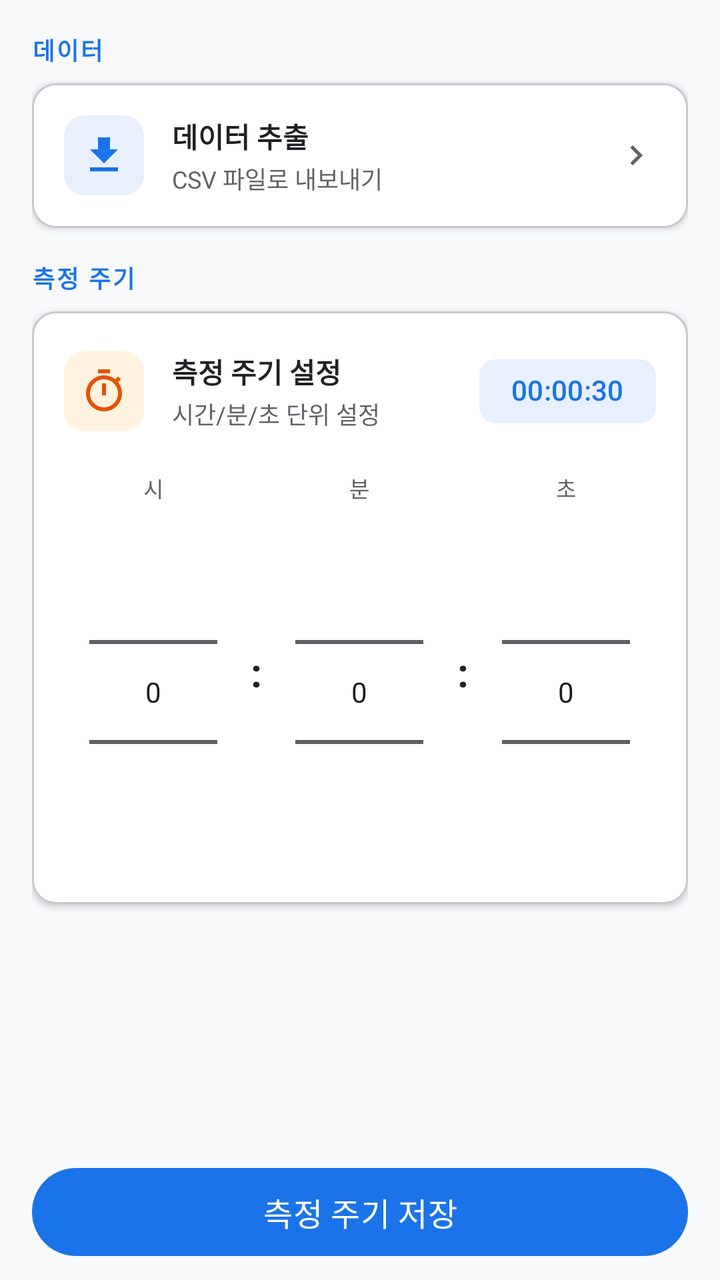
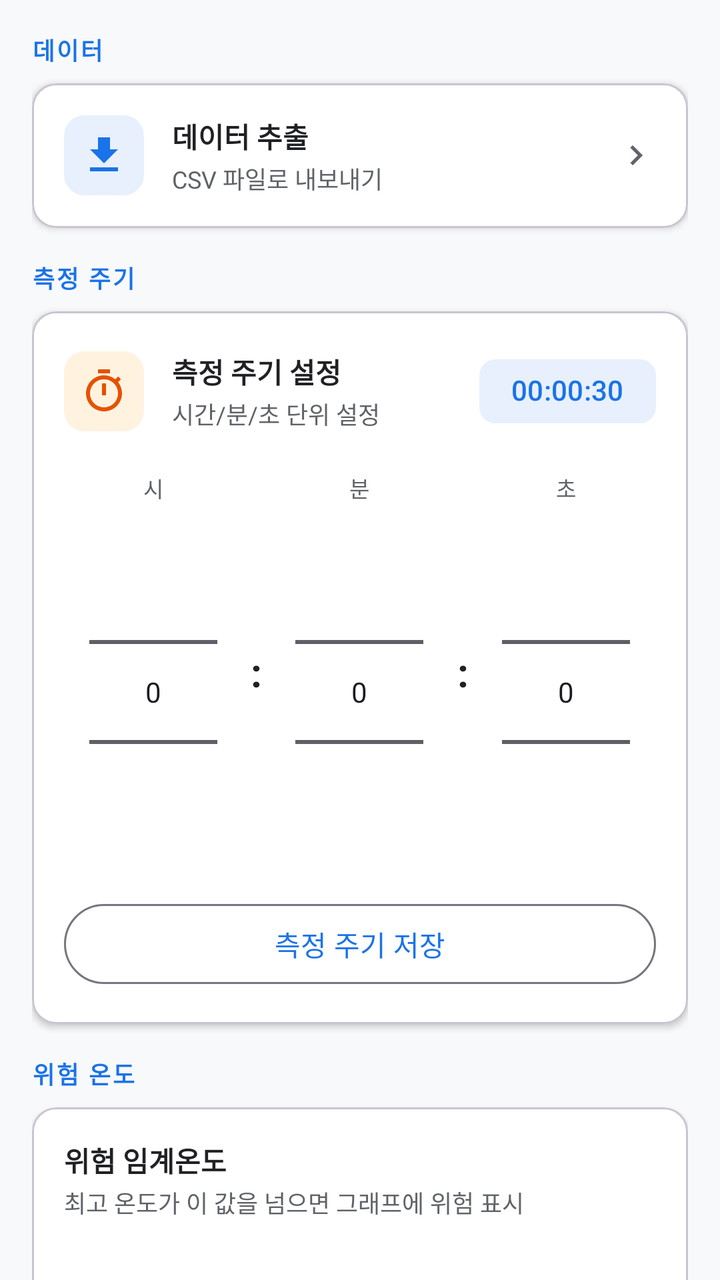

The first picture is an Android layout as it rendered before a commit; the second is the same layout after the commit. The layout source and the unified diff follow.
<!-- AndroidManifest.xml: application theme Theme.IN_GPS -->
<!-- res/layout/fragment_settings.xml -->
<?xml version="1.0" encoding="utf-8"?>
<androidx.constraintlayout.widget.ConstraintLayout
    xmlns:android="http://schemas.android.com/apk/res/android"
    xmlns:app="http://schemas.android.com/apk/res-auto"
    android:layout_width="match_parent"
    android:layout_height="match_parent"
    android:background="@color/color_surface">

    <androidx.core.widget.NestedScrollView
        android:id="@+id/scroll_view"
        android:layout_width="0dp"
        android:layout_height="0dp"
        android:clipToPadding="false"
        app:layout_constraintTop_toTopOf="parent"
        app:layout_constraintBottom_toTopOf="@id/btn_save_interval"
        app:layout_constraintStart_toStartOf="parent"
        app:layout_constraintEnd_toEndOf="parent">

        <LinearLayout
            android:layout_width="match_parent"
            android:layout_height="wrap_content"
            android:orientation="vertical"
            android:paddingHorizontal="16dp"
            android:paddingTop="16dp"
            android:paddingBottom="8dp">

            
            <TextView
                android:layout_width="wrap_content"
                android:layout_height="wrap_content"
                android:layout_marginBottom="8dp"
                android:text="데이터"
                android:textColor="@color/color_primary"
                android:textSize="12sp"
                android:textStyle="bold"
                android:letterSpacing="0.08" />

            
            <com.google.android.material.card.MaterialCardView
                android:id="@+id/card_data_export"
                android:layout_width="match_parent"
                android:layout_height="wrap_content"
                android:layout_marginBottom="16dp"
                app:cardCornerRadius="12dp"
                app:cardBackgroundColor="@color/color_card_bg"
                app:cardElevation="2dp">

                <LinearLayout
                    android:layout_width="match_parent"
                    android:layout_height="wrap_content"
                    android:orientation="horizontal"
                    android:gravity="center_vertical"
                    android:padding="16dp">

                    <androidx.cardview.widget.CardView
                        android:layout_width="40dp"
                        android:layout_height="40dp"
                        app:cardCornerRadius="10dp"
                        app:cardBackgroundColor="@color/color_primary_light"
                        app:cardElevation="0dp">

                        <ImageView
                            android:layout_width="24dp"
                            android:layout_height="24dp"
                            android:layout_gravity="center"
                            android:src="@drawable/ic_download"
                            android:contentDescription="@null"
                            app:tint="@color/color_primary" />
                    </androidx.cardview.widget.CardView>

                    <LinearLayout
                        android:layout_width="0dp"
                        android:layout_height="wrap_content"
                        android:layout_weight="1"
                        android:orientation="vertical"
                        android:layout_marginStart="14dp">

                        <TextView
                            android:layout_width="wrap_content"
                            android:layout_height="wrap_content"
                            android:text="데이터 추출"
                            android:textColor="@color/color_text_primary"
                            android:textSize="14sp"
                            android:textStyle="bold" />

                        <TextView
                            android:layout_width="wrap_content"
                            android:layout_height="wrap_content"
                            android:layout_marginTop="2dp"
                            android:text="CSV 파일로 내보내기"
                            android:textColor="@color/color_text_secondary"
                            android:textSize="12sp" />
                    </LinearLayout>

                    <ImageView
                        android:layout_width="20dp"
                        android:layout_height="20dp"
                        android:src="@drawable/ic_chevron_right"
                        android:contentDescription="@null"
                        app:tint="@color/color_text_secondary" />
                </LinearLayout>
            </com.google.android.material.card.MaterialCardView>

            
            <TextView
                android:layout_width="wrap_content"
                android:layout_height="wrap_content"
                android:layout_marginBottom="8dp"
                android:text="측정 주기"
                android:textColor="@color/color_primary"
                android:textSize="12sp"
                android:textStyle="bold"
                android:letterSpacing="0.08" />

            
            <com.google.android.material.card.MaterialCardView
                android:id="@+id/card_interval"
                android:layout_width="match_parent"
                android:layout_height="wrap_content"
                android:layout_marginBottom="16dp"
                app:cardCornerRadius="12dp"
                app:cardBackgroundColor="@color/color_card_bg"
                app:cardElevation="2dp">

                <LinearLayout
                    android:layout_width="match_parent"
                    android:layout_height="wrap_content"
                    android:orientation="vertical"
                    android:padding="16dp">

                    
                    <LinearLayout
                        android:layout_width="match_parent"
                        android:layout_height="wrap_content"
                        android:orientation="horizontal"
                        android:gravity="center_vertical"
                        android:layout_marginBottom="16dp">

                        <androidx.cardview.widget.CardView
                            android:layout_width="40dp"
                            android:layout_height="40dp"
                            app:cardCornerRadius="10dp"
                            app:cardBackgroundColor="@color/color_timer_bg"
                            app:cardElevation="0dp">

                            <ImageView
                                android:layout_width="24dp"
                                android:layout_height="24dp"
                                android:layout_gravity="center"
                                android:src="@drawable/ic_timer"
                                android:contentDescription="@null"
                                app:tint="@color/color_frame_temp_text" />
                        </androidx.cardview.widget.CardView>

                        <LinearLayout
                            android:layout_width="0dp"
                            android:layout_height="wrap_content"
                            android:layout_weight="1"
                            android:orientation="vertical"
                            android:layout_marginStart="14dp">

                            <TextView
                                android:layout_width="wrap_content"
                                android:layout_height="wrap_content"
                                android:text="측정 주기 설정"
                                android:textColor="@color/color_text_primary"
                                android:textSize="14sp"
                                android:textStyle="bold" />

                            <TextView
                                android:layout_width="wrap_content"
                                android:layout_height="wrap_content"
                                android:layout_marginTop="2dp"
                                android:text="시간/분/초 단위 설정"
                                android:textColor="@color/color_text_secondary"
                                android:textSize="12sp" />
                        </LinearLayout>

                        <com.google.android.material.chip.Chip
                            android:id="@+id/chip_current_interval"
                            android:layout_width="wrap_content"
                            android:layout_height="wrap_content"
                            android:text="00:00:30"
                            android:textColor="@color/color_primary"
                            app:chipBackgroundColor="@color/color_primary_light"
                            app:chipStrokeWidth="0dp" />
                    </LinearLayout>

                    
                    <LinearLayout
                        android:layout_width="match_parent"
                        android:layout_height="wrap_content"
                        android:orientation="horizontal"
                        android:gravity="center">

                        <LinearLayout
                            android:layout_width="0dp"
                            android:layout_height="wrap_content"
                            android:layout_weight="1"
                            android:orientation="vertical"
                            android:gravity="center">

                            <TextView
                                android:layout_width="wrap_content"
                                android:layout_height="wrap_content"
                                android:layout_marginBottom="4dp"
                                android:text="시"
                                android:textColor="@color/color_text_secondary"
                                android:textSize="11sp" />

                            <NumberPicker
                                android:id="@+id/picker_hours"
                                android:layout_width="wrap_content"
                                android:layout_height="wrap_content" />
                        </LinearLayout>

                        <TextView
                            android:layout_width="wrap_content"
                            android:layout_height="wrap_content"
                            android:layout_marginHorizontal="4dp"
                            android:text=":"
                            android:textColor="@color/color_text_primary"
                            android:textSize="20sp"
                            android:textStyle="bold" />

                        <LinearLayout
                            android:layout_width="0dp"
                            android:layout_height="wrap_content"
                            android:layout_weight="1"
                            android:orientation="vertical"
                            android:gravity="center">

                            <TextView
                                android:layout_width="wrap_content"
                                android:layout_height="wrap_content"
                                android:layout_marginBottom="4dp"
                                android:text="분"
                                android:textColor="@color/color_text_secondary"
                                android:textSize="11sp" />

                            <NumberPicker
                                android:id="@+id/picker_minutes"
                                android:layout_width="wrap_content"
                                android:layout_height="wrap_content" />
                        </LinearLayout>

                        <TextView
                            android:layout_width="wrap_content"
                            android:layout_height="wrap_content"
                            android:layout_marginHorizontal="4dp"
                            android:text=":"
                            android:textColor="@color/color_text_primary"
                            android:textSize="20sp"
                            android:textStyle="bold" />

                        <LinearLayout
                            android:layout_width="0dp"
                            android:layout_height="wrap_content"
                            android:layout_weight="1"
                            android:orientation="vertical"
                            android:gravity="center">

                            <TextView
                                android:layout_width="wrap_content"
                                android:layout_height="wrap_content"
                                android:layout_marginBottom="4dp"
                                android:text="초"
                                android:textColor="@color/color_text_secondary"
                                android:textSize="11sp" />

                            <NumberPicker
                                android:id="@+id/picker_seconds"
                                android:layout_width="wrap_content"
                                android:layout_height="wrap_content" />
                        </LinearLayout>
                    </LinearLayout>
                </LinearLayout>
            </com.google.android.material.card.MaterialCardView>

        </LinearLayout>
    </androidx.core.widget.NestedScrollView>

    <com.google.android.material.button.MaterialButton
        android:id="@+id/btn_save_interval"
        style="@style/Widget.INGPS.Button.Pill"
        android:layout_width="0dp"
        android:layout_height="52dp"
        android:layout_marginHorizontal="16dp"
        android:layout_marginTop="8dp"
        android:layout_marginBottom="8dp"
        android:text="측정 주기 저장"
        android:textSize="16sp"
        app:layout_constraintBottom_toBottomOf="parent"
        app:layout_constraintStart_toStartOf="parent"
        app:layout_constraintEnd_toEndOf="parent" />

</androidx.constraintlayout.widget.ConstraintLayout>
<!-- resources referenced by this layout -->
<resources>
  <color name="color_card_bg">#FFFFFF</color>
  <color name="color_frame_temp_text">#E65100</color>
  <color name="color_primary">#1A73E8</color>
  <color name="color_primary_light">#E8F0FE</color>
  <color name="color_surface">#F8F9FA</color>
  <color name="color_text_primary">#202124</color>
  <color name="color_text_secondary">#5F6368</color>
  <color name="color_timer_bg">#FFF3E0</color>
  <!-- drawable ic_chevron_right (drawable) -->
  <?xml version="1.0" encoding="utf-8"?>
  <vector xmlns:android="http://schemas.android.com/apk/res/android"
      android:width="24dp"
      android:height="24dp"
      android:viewportWidth="24"
      android:viewportHeight="24">
      <path
          android:fillColor="#FF000000"
          android:pathData="M10,6L8.59,7.41 13.17,12l-4.58,4.59L10,18l6,-6z" />
  </vector>
  <!-- drawable ic_download (drawable) -->
  <?xml version="1.0" encoding="utf-8"?>
  <vector xmlns:android="http://schemas.android.com/apk/res/android"
      android:width="24dp"
      android:height="24dp"
      android:viewportWidth="24"
      android:viewportHeight="24">
      <path
          android:fillColor="#FF000000"
          android:pathData="M19,9h-4V3H9v6H5l7,7 7,-7zM5,18v2h14v-2H5z" />
  </vector>
  <!-- drawable ic_timer (drawable) -->
  <?xml version="1.0" encoding="utf-8"?>
  <vector xmlns:android="http://schemas.android.com/apk/res/android"
      android:width="24dp"
      android:height="24dp"
      android:viewportWidth="24"
      android:viewportHeight="24">
      <path
          android:fillColor="#FF000000"
          android:pathData="M15,1H9v2h6V1zM11,14h2V8h-2v6zM19.03,7.39l1.42,-1.42c-0.43,-0.51 -0.9,-0.99 -1.41,-1.41l-1.42,1.42C16.07,4.74 14.12,4 12,4c-4.97,0 -9,4.03 -9,9s4.02,9 9,9 9,-4.03 9,-9c0,-2.12 -0.74,-4.07 -1.97,-5.61zM12,20c-3.87,0 -7,-3.13 -7,-7s3.13,-7 7,-7 7,3.13 7,7 -3.13,7 -7,7z" />
  </vector>
  <style name="Widget.INGPS.Button.Pill" parent="Widget.Material3.Button">
          <item name="cornerRadius">26dp</item>
          <item name="backgroundTint">@color/color_primary</item>
      </style>
  <style name="Theme.IN_GPS" parent="Base.Theme.IN_GPS" />
  <style name="Base.Theme.IN_GPS" parent="Theme.Material3.Light.NoActionBar">
          <item name="colorPrimary">@color/color_primary</item>
          <item name="colorSurface">@color/color_surface</item>
          <item name="colorOnPrimary">@color/white</item>
          <item name="colorOnSurface">@color/color_text_primary</item>
          <item name="android:windowBackground">@color/color_surface</item>
      </style>
  <color name="white">#FFFFFFFF</color>
</resources>

<!-- the commit's change to res/layout/fragment_settings.xml (unified diff, before → after) -->
@@ -12,7 +12,7 @@
         android:layout_height="0dp"
         android:clipToPadding="false"
         app:layout_constraintTop_toTopOf="parent"
-        app:layout_constraintBottom_toTopOf="@id/btn_save_interval"
+        app:layout_constraintBottom_toBottomOf="parent"
         app:layout_constraintStart_toStartOf="parent"
         app:layout_constraintEnd_toEndOf="parent">
 
@@ -274,24 +274,91 @@
                                 android:layout_height="wrap_content" />
                         </LinearLayout>
                     </LinearLayout>
+
+                    <com.google.android.material.button.MaterialButton
+                        android:id="@+id/btn_save_interval"
+                        style="@style/Widget.Material3.Button.OutlinedButton"
+                        android:layout_width="match_parent"
+                        android:layout_height="wrap_content"
+                        android:layout_marginTop="12dp"
+                        android:text="측정 주기 저장" />
                 </LinearLayout>
             </com.google.android.material.card.MaterialCardView>
 
+            
+            <TextView
+                android:layout_width="wrap_content"
+                android:layout_height="wrap_content"
+                android:layout_marginBottom="8dp"
+                android:text="위험 온도"
+                android:textColor="@color/color_primary"
+                android:textSize="12sp"
+                android:textStyle="bold"
+                android:letterSpacing="0.08" />
+
+            <com.google.android.material.card.MaterialCardView
+                android:id="@+id/card_threshold"
+                android:layout_width="match_parent"
+                android:layout_height="wrap_content"
+                android:layout_marginBottom="16dp"
+                app:cardCornerRadius="12dp"
+                app:cardBackgroundColor="@color/color_card_bg"
+                app:cardElevation="2dp">
+
+                <LinearLayout
+                    android:layout_width="match_parent"
+                    android:layout_height="wrap_content"
+                    android:orientation="vertical"
+                    android:padding="16dp">
+
+                    <TextView
+                        android:layout_width="wrap_content"
+                        android:layout_height="wrap_content"
+                        android:text="위험 임계온도"
+                        android:textColor="@color/color_text_primary"
+                        android:textSize="14sp"
+                        android:textStyle="bold" />
+
+                    <TextView
+                        android:layout_width="wrap_content"
+                        android:layout_height="wrap_content"
+                        android:layout_marginTop="2dp"
+                        android:text="최고 온도가 이 값을 넘으면 그래프에 위험 표시"
+                        android:textColor="@color/color_text_secondary"
+                        android:textSize="12sp" />
+
+                    <LinearLayout
+                        android:layout_width="wrap_content"
+                        android:layout_height="wrap_content"
+                        android:orientation="horizontal"
+                        android:gravity="center_vertical"
+                        android:layout_marginTop="12dp">
+
+                        <NumberPicker
+                            android:id="@+id/picker_threshold"
+                            android:layout_width="wrap_content"
+                            android:layout_height="wrap_content" />
+
+                        <TextView
+                            android:layout_width="wrap_content"
+                            android:layout_height="wrap_content"
+                            android:layout_marginStart="8dp"
+                            android:text="°C"
+                            android:textColor="@color/color_text_primary"
+                            android:textSize="16sp" />
+                    </LinearLayout>
+
+                    <com.google.android.material.button.MaterialButton
+                        android:id="@+id/btn_save_threshold"
+                        style="@style/Widget.Material3.Button.OutlinedButton"
+                        android:layout_width="match_parent"
+                        android:layout_height="wrap_content"
+                        android:layout_marginTop="12dp"
+                        android:text="위험 온도 저장" />
+                </LinearLayout>
+            </com.google.android.material.card.MaterialCardView>
+
         </LinearLayout>
     </androidx.core.widget.NestedScrollView>
 
-    <com.google.android.material.button.MaterialButton
-        android:id="@+id/btn_save_interval"
-        style="@style/Widget.INGPS.Button.Pill"
-        android:layout_width="0dp"
-        android:layout_height="52dp"
-        android:layout_marginHorizontal="16dp"
-        android:layout_marginTop="8dp"
-        android:layout_marginBottom="8dp"
-        android:text="측정 주기 저장"
-        android:textSize="16sp"
-        app:layout_constraintBottom_toBottomOf="parent"
-        app:layout_constraintStart_toStartOf="parent"
-        app:layout_constraintEnd_toEndOf="parent" />
-
 </androidx.constraintlayout.widget.ConstraintLayout>
<!-- resource entries referenced after the edit -->
@@ -41,10 +41,6 @@
           android:fillColor="#FF000000"
           android:pathData="M15,1H9v2h6V1zM11,14h2V8h-2v6zM19.03,7.39l1.42,-1.42c-0.43,-0.51 -0.9,-0.99 -1.41,-1.41l-1.42,1.42C16.07,4.74 14.12,4 12,4c-4.97,0 -9,4.03 -9,9s4.02,9 9,9 9,-4.03 9,-9c0,-2.12 -0.74,-4.07 -1.97,-5.61zM12,20c-3.87,0 -7,-3.13 -7,-7s3.13,-7 7,-7 7,3.13 7,7 -3.13,7 -7,7z" />
   </vector>
-  <style name="Widget.INGPS.Button.Pill" parent="Widget.Material3.Button">
-          <item name="cornerRadius">26dp</item>
-          <item name="backgroundTint">@color/color_primary</item>
-      </style>
   <style name="Theme.IN_GPS" parent="Base.Theme.IN_GPS" />
   <style name="Base.Theme.IN_GPS" parent="Theme.Material3.Light.NoActionBar">
           <item name="colorPrimary">@color/color_primary</item>
